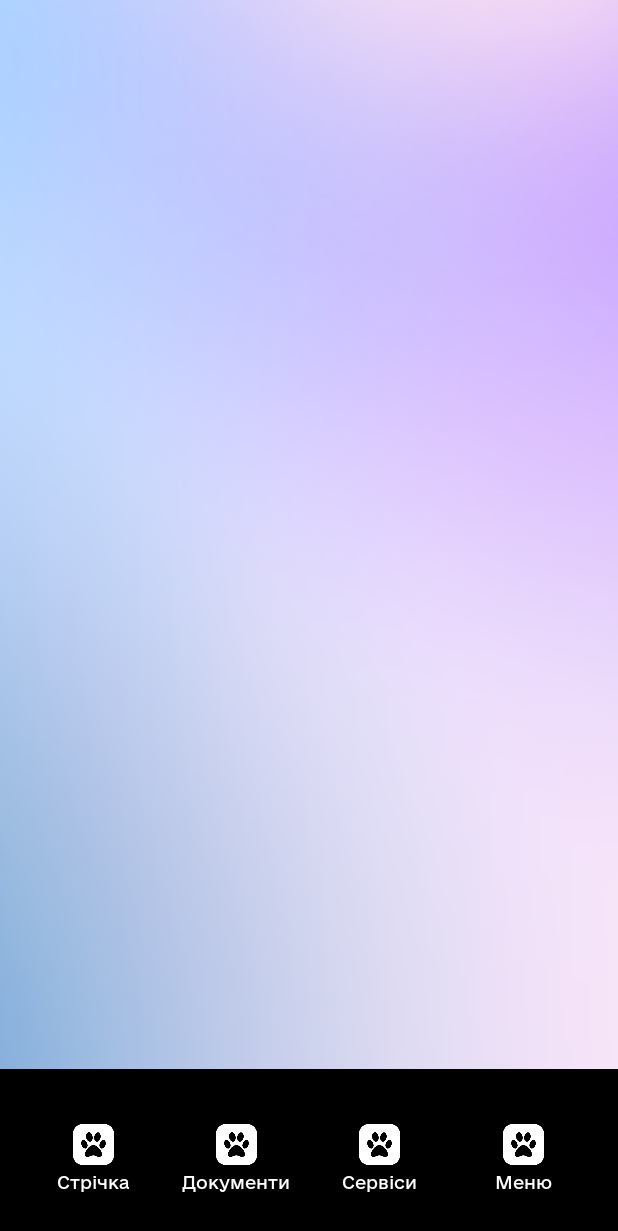
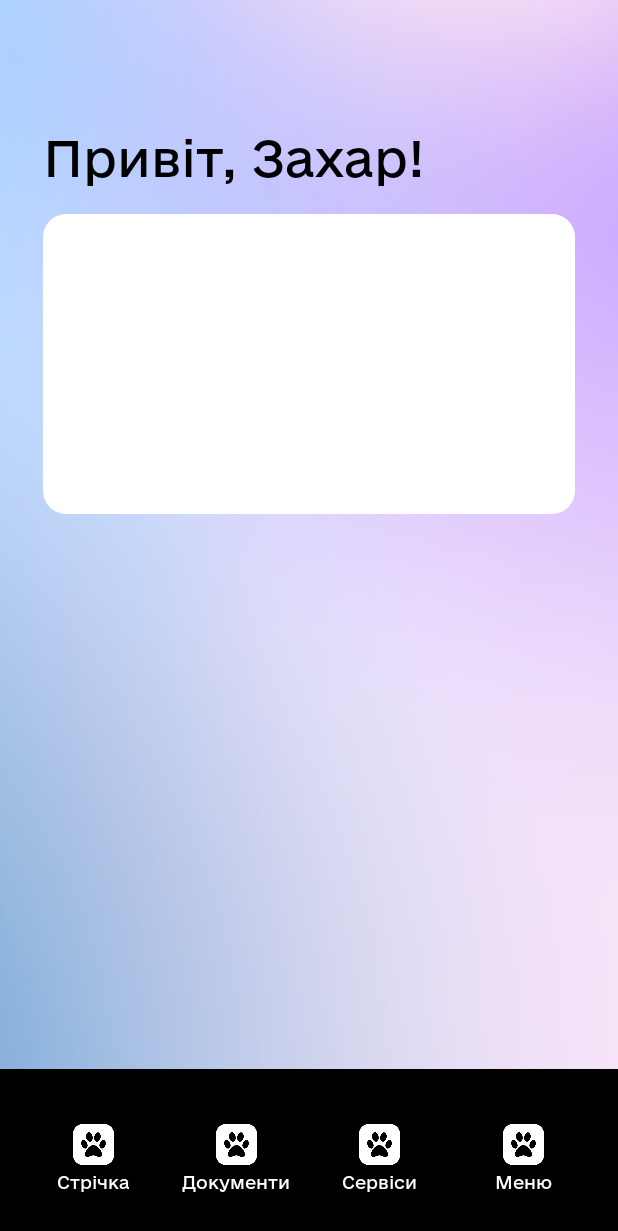
Before and after one commit to kozlov4/ePet, an Android app: the screen it shows after launch (MainActivity), on a phone screen of 412 x 824 dp. Shown: the top 1231 px of the screen. Run offline under Robolectric (Android 15) with nearby library versions, the phone set to English and light mode, and no system bars.

Commit message:
Додано: анімації, два пустих фрагмента

```diff
--- /dev/null
+++ b/android/app/src/main/java/com/example/epet/ui/main/view/DocumentsFragment.kt
@@ -0,0 +1,28 @@
+package com.example.epet.ui.main.view
+
+import android.os.Bundle
+import android.view.LayoutInflater
+import android.view.View
+import android.view.ViewGroup
+import android.widget.TextView
+import androidx.appcompat.widget.AppCompatButton
+import androidx.fragment.app.Fragment
+import androidx.navigation.fragment.findNavController
+import com.example.epet.R
+
+class DocumentsFragment : Fragment() {
+
+
+    override fun onCreateView(inflater: LayoutInflater, container: ViewGroup?, savedInstanceState: Bundle?): View? {
+        return inflater.inflate(R.layout.fragment_documents, container, false)
+    }
+
+    override fun onViewCreated(view: View, savedInstanceState: Bundle?) {
+        super.onViewCreated(view, savedInstanceState)
+        initViews(view)
+    }
+
+    /** Ініціалізація всіх елементів інтерфейсу **/
+    private fun initViews(view: View) {
+    }
+}
--- /dev/null
+++ b/android/app/src/main/java/com/example/epet/ui/main/view/FeedFragment.kt
@@ -0,0 +1,30 @@
+package com.example.epet.ui.main.view
+
+import android.os.Bundle
+import android.view.LayoutInflater
+import android.view.View
+import android.view.ViewGroup
+import android.widget.TextView
+import androidx.appcompat.widget.AppCompatButton
+import androidx.fragment.app.Fragment
+import androidx.navigation.fragment.findNavController
+import com.example.epet.R
+
+class FeedFragment : Fragment() {
+
+    private lateinit var tv_tittletext: TextView
+
+    override fun onCreateView(inflater: LayoutInflater, container: ViewGroup?, savedInstanceState: Bundle?): View? {
+        return inflater.inflate(R.layout.fragment_feed, container, false)
+    }
+
+    override fun onViewCreated(view: View, savedInstanceState: Bundle?) {
+        super.onViewCreated(view, savedInstanceState)
+        initViews(view)
+    }
+
+    /** Ініціалізація всіх елементів інтерфейсу **/
+    private fun initViews(view: View) {
+        tv_tittletext = view.findViewById(R.id.tv_tittletext)
+    }
+}
--- a/android/app/src/main/java/com/example/epet/ui/main/view/MainActivity.kt
+++ b/android/app/src/main/java/com/example/epet/ui/main/view/MainActivity.kt
@@ -5,23 +5,78 @@ import androidx.appcompat.app.AppCompatActivity
 import com.example.epet.R
 import androidx.core.view.WindowInsetsControllerCompat
 import android.view.View
+import android.widget.LinearLayout
 import androidx.core.view.ViewCompat
 import androidx.core.view.WindowInsetsCompat
+import androidx.navigation.fragment.NavHostFragment
+import androidx.navigation.NavOptions
+import androidx.navigation.NavController
+
 class MainActivity : AppCompatActivity() {
+
+    private lateinit var ll_to_feed: LinearLayout
+    private lateinit var ll_to_documents: LinearLayout
+    private lateinit var ll_to_services: LinearLayout
+    private lateinit var ll_to_menu: LinearLayout
+
+    private lateinit var v_fake_bar: View
+
+    private lateinit var navController: NavController
+    private lateinit var navOptions: NavOptions
 
     override fun onCreate(savedInstanceState: Bundle?) {
         super.onCreate(savedInstanceState)
         setContentView(R.layout.activity_main)
-// Белые кнопки навбара
+
+        initViews()
+        initNavigation()
+        initNavigationBar()
+        initButtons()
+    }
+
+    /** Ініціалізація всіх елементів інтерфейсу **/
+    private fun initViews() {
+        ll_to_feed = findViewById(R.id.ll_to_feed)
+        ll_to_documents = findViewById(R.id.ll_to_documents)
+        ll_to_services = findViewById(R.id.ll_to_services)
+        ll_to_menu = findViewById(R.id.ll_to_menu)
+
+        v_fake_bar = findViewById(R.id.v_fake_bar)
+    }
+
+    /** Ініціалізація всіх кнопок інтерфейсу **/
+    private fun initButtons() {
+        ll_to_feed.setOnClickListener {
+            navController.navigate(R.id.fragment_feed, null, navOptions)
+        }
+
+        ll_to_documents.setOnClickListener {
+            navController.navigate(R.id.fragment_documents, null, navOptions)
+        }
+    }
+
+    /** Ініціалізація навігаційного інтерфейсу **/
+    private fun initNavigationBar() {
         WindowInsetsControllerCompat(window, window.decorView).isAppearanceLightNavigationBars = false
 
-        // Высота фейкового блока под навбар
-        val fakeNavBar = findViewById<View>(R.id.v_fake_bar)
-        ViewCompat.setOnApplyWindowInsetsListener(fakeNavBar) { view, insets ->
+        ViewCompat.setOnApplyWindowInsetsListener(v_fake_bar) { view, insets ->
             val navHeight = insets.getInsets(WindowInsetsCompat.Type.navigationBars()).bottom
             view.layoutParams.height = navHeight
             view.requestLayout()
             insets
         }
     }
+
+    /** Ініціалізація NavController та NavOptions **/
+    private fun initNavigation() {
+        val navHostFragment = supportFragmentManager.findFragmentById(R.id.fragment_container_main) as NavHostFragment
+        navController = navHostFragment.navController
+
+        navOptions = NavOptions.Builder()
+            .setEnterAnim(R.anim.fade_in_fragment)
+            .setExitAnim(R.anim.fade_out_fragment)
+            .setPopEnterAnim(R.anim.fade_in_fragment)
+            .setPopExitAnim(R.anim.fade_out_fragment)
+            .build()
+    }
 }
--- /dev/null
+++ b/android/app/src/main/res/anim/fade_in_fragment.xml
@@ -0,0 +1,5 @@
+<?xml version="1.0" encoding="utf-8"?>
+<alpha xmlns:android="http://schemas.android.com/apk/res/android"
+    android:duration="230"
+    android:fromAlpha="0.0"
+    android:toAlpha="1.0"/>
--- /dev/null
+++ b/android/app/src/main/res/anim/fade_out_fragment.xml
@@ -0,0 +1,5 @@
+<?xml version="1.0" encoding="utf-8"?>
+<alpha xmlns:android="http://schemas.android.com/apk/res/android"
+    android:duration="230"
+    android:fromAlpha="1.0"
+    android:toAlpha="0.0"/>
--- a/android/app/src/main/res/layout/activity_main.xml
+++ b/android/app/src/main/res/layout/activity_main.xml
@@ -5,7 +5,20 @@
     android:layout_height="match_parent"
     android:background="@drawable/bg_gradient">
 
+    <androidx.fragment.app.FragmentContainerView
+        android:id="@+id/fragment_container_main"
+        android:name="androidx.navigation.fragment.NavHostFragment"
+        android:layout_width="0dp"
+        android:layout_height="0dp"
+        app:navGraph="@navigation/nav_graph_main"
+        app:defaultNavHost="true"
+        app:layout_constraintEnd_toEndOf="parent"
+        app:layout_constraintStart_toStartOf="parent"
+        app:layout_constraintTop_toTopOf="parent"
+        app:layout_constraintBottom_toTopOf="@+id/guideline_horizontal_menu"/>
+
     <LinearLayout
+        android:id="@+id/ll_menu_container"
         android:layout_width="0dp"
         android:layout_height="0dp"
         android:background="@color/black"
@@ -18,20 +31,21 @@
         app:layout_constraintStart_toStartOf="parent"
         app:layout_constraintTop_toTopOf="@+id/guideline_horizontal_menu">
 
+        <!-- Feed -->
         <LinearLayout
+            android:id="@+id/ll_to_feed"
             android:layout_width="0dp"
             android:layout_height="wrap_content"
             android:layout_weight="1"
             android:gravity="center"
-            android:orientation="vertical">
+            android:orientation="vertical"
+            android:clickable="true"
+            android:focusable="true">
 
             <ImageView
-                android:id="@+id/img1"
                 android:layout_width="27dp"
                 android:layout_height="27dp"
                 android:adjustViewBounds="true"
-                android:clickable="true"
-                android:focusable="true"
                 android:scaleType="centerCrop"
                 android:src="@drawable/icon_services" />
 
@@ -45,19 +59,21 @@
                 android:textSize="11sp" />
         </LinearLayout>
 
+        <!-- Documents -->
         <LinearLayout
+            android:id="@+id/ll_to_documents"
             android:layout_width="0dp"
             android:layout_height="wrap_content"
             android:layout_weight="1"
             android:gravity="center"
-            android:orientation="vertical">
+            android:orientation="vertical"
+            android:clickable="true"
+            android:focusable="true">
 
             <ImageView
                 android:layout_width="27dp"
                 android:layout_height="27dp"
                 android:adjustViewBounds="true"
-                android:clickable="true"
-                android:focusable="true"
                 android:scaleType="centerCrop"
                 android:src="@drawable/icon_services" />
 
@@ -71,20 +87,21 @@
                 android:textSize="11sp" />
         </LinearLayout>
 
-
+        <!-- Services -->
         <LinearLayout
+            android:id="@+id/ll_to_services"
             android:layout_width="0dp"
             android:layout_height="wrap_content"
             android:layout_weight="1"
             android:gravity="center"
-            android:orientation="vertical">
+            android:orientation="vertical"
+            android:clickable="true"
+            android:focusable="true">
 
             <ImageView
                 android:layout_width="27dp"
                 android:layout_height="27dp"
                 android:adjustViewBounds="true"
-                android:clickable="true"
-                android:focusable="true"
                 android:scaleType="centerCrop"
                 android:src="@drawable/icon_services" />
 
@@ -98,20 +115,21 @@
                 android:textSize="11sp" />
         </LinearLayout>
 
-
+        <!-- Menu -->
         <LinearLayout
+            android:id="@+id/ll_to_menu"
             android:layout_width="0dp"
             android:layout_height="wrap_content"
             android:layout_weight="1"
             android:gravity="center"
-            android:orientation="vertical">
+            android:orientation="vertical"
+            android:clickable="true"
+            android:focusable="true">
 
             <ImageView
                 android:layout_width="27dp"
                 android:layout_height="27dp"
                 android:adjustViewBounds="true"
-                android:clickable="true"
-                android:focusable="true"
                 android:scaleType="centerCrop"
                 android:src="@drawable/icon_services" />
 
--- /dev/null
+++ b/android/app/src/main/res/layout/fragment_documents.xml
@@ -0,0 +1,28 @@
+<?xml version="1.0" encoding="utf-8"?>
+<androidx.constraintlayout.widget.ConstraintLayout xmlns:android="http://schemas.android.com/apk/res/android"
+    xmlns:app="http://schemas.android.com/apk/res-auto"
+    android:layout_width="match_parent"
+    android:layout_height="match_parent">
+
+    <androidx.constraintlayout.widget.Guideline
+        android:id="@+id/guideline_horizontal_documents"
+        android:layout_width="wrap_content"
+        android:layout_height="wrap_content"
+        android:orientation="horizontal"
+        app:layout_constraintGuide_percent="0.12" />
+
+    <androidx.constraintlayout.widget.Guideline
+        android:id="@+id/guideline_vertical_left"
+        android:layout_width="wrap_content"
+        android:layout_height="wrap_content"
+        android:orientation="vertical"
+        app:layout_constraintGuide_percent="0.07" />
+
+    <androidx.constraintlayout.widget.Guideline
+        android:id="@+id/guideline_vertical_right"
+        android:layout_width="wrap_content"
+        android:layout_height="wrap_content"
+        android:orientation="vertical"
+        app:layout_constraintGuide_percent="0.93" />
+
+</androidx.constraintlayout.widget.ConstraintLayout>
--- /dev/null
+++ b/android/app/src/main/res/layout/fragment_feed.xml
@@ -0,0 +1,61 @@
+<?xml version="1.0" encoding="utf-8"?>
+<androidx.constraintlayout.widget.ConstraintLayout xmlns:android="http://schemas.android.com/apk/res/android"
+    xmlns:app="http://schemas.android.com/apk/res-auto"
+    android:layout_width="match_parent"
+    android:layout_height="match_parent">
+
+    <TextView
+        android:id="@+id/tv_tittletext"
+        android:layout_width="wrap_content"
+        android:layout_height="wrap_content"
+        android:fontFamily="@font/e_ukraine_regular"
+        android:text="Привіт, Захар!"
+        android:textColor="@android:color/black"
+        android:textSize="32sp"
+        app:layout_constraintStart_toStartOf="@+id/guideline_vertical_left"
+        app:layout_constraintTop_toTopOf="@+id/guideline_horizontal_text" />
+
+    <LinearLayout
+        android:id="@+id/ll_fullname"
+        android:layout_width="0dp"
+        android:layout_height="200dp"
+        android:orientation="vertical"
+        android:background="@drawable/bg_white"
+        app:layout_constraintStart_toStartOf="@+id/guideline_vertical_left"
+        app:layout_constraintEnd_toEndOf="@+id/guideline_vertical_right"
+        app:layout_constraintTop_toTopOf="@+id/guideline_horizontal_fields">
+
+    </LinearLayout>
+
+
+
+    <androidx.constraintlayout.widget.Guideline
+        android:id="@+id/guideline_horizontal_text"
+        android:layout_width="wrap_content"
+        android:layout_height="wrap_content"
+        android:orientation="horizontal"
+        app:layout_constraintGuide_percent="0.12" />
+
+    <androidx.constraintlayout.widget.Guideline
+        android:id="@+id/guideline_horizontal_fields"
+        android:layout_width="wrap_content"
+        android:layout_height="wrap_content"
+        android:orientation="horizontal"
+        app:layout_constraintGuide_percent="0.2" />
+
+    <androidx.constraintlayout.widget.Guideline
+        android:id="@+id/guideline_vertical_left"
+        android:layout_width="wrap_content"
+        android:layout_height="wrap_content"
+        android:orientation="vertical"
+        app:layout_constraintGuide_percent="0.07" />
+
+    <androidx.constraintlayout.widget.Guideline
+        android:id="@+id/guideline_vertical_right"
+        android:layout_width="wrap_content"
+        android:layout_height="wrap_content"
+        android:orientation="vertical"
+        app:layout_constraintGuide_percent="0.93" />
+
+
+</androidx.constraintlayout.widget.ConstraintLayout>
--- /dev/null
+++ b/android/app/src/main/res/navigation/nav_graph_main.xml
@@ -0,0 +1,14 @@
+<?xml version="1.0" encoding="utf-8"?>
+<navigation xmlns:android="http://schemas.android.com/apk/res/android"
+    xmlns:app="http://schemas.android.com/apk/res-auto"
+    android:id="@+id/nav_graph_main"
+    app:startDestination="@id/fragment_feed">
+
+    <fragment
+        android:id="@+id/fragment_feed"
+        android:name="com.example.epet.ui.main.view.FeedFragment" />
+
+    <fragment
+        android:id="@+id/fragment_documents"
+        android:name="com.example.epet.ui.main.view.DocumentsFragment" />
+</navigation>
```
